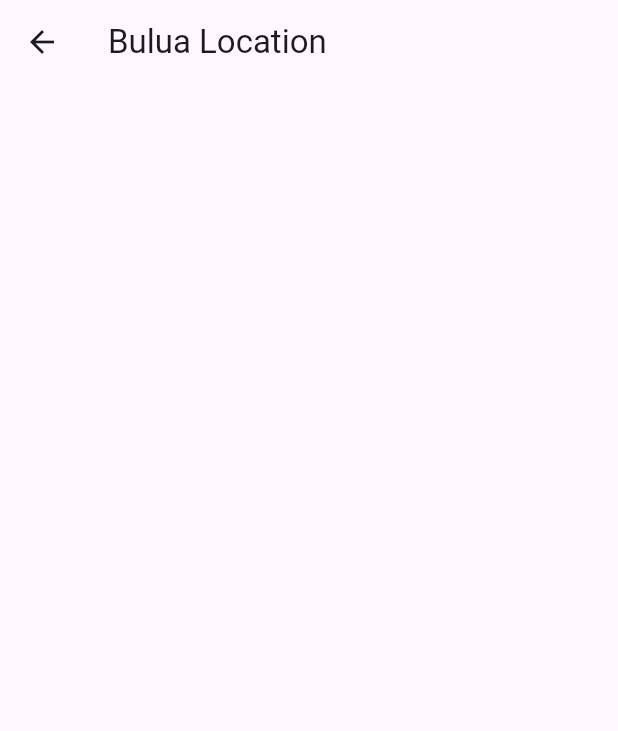
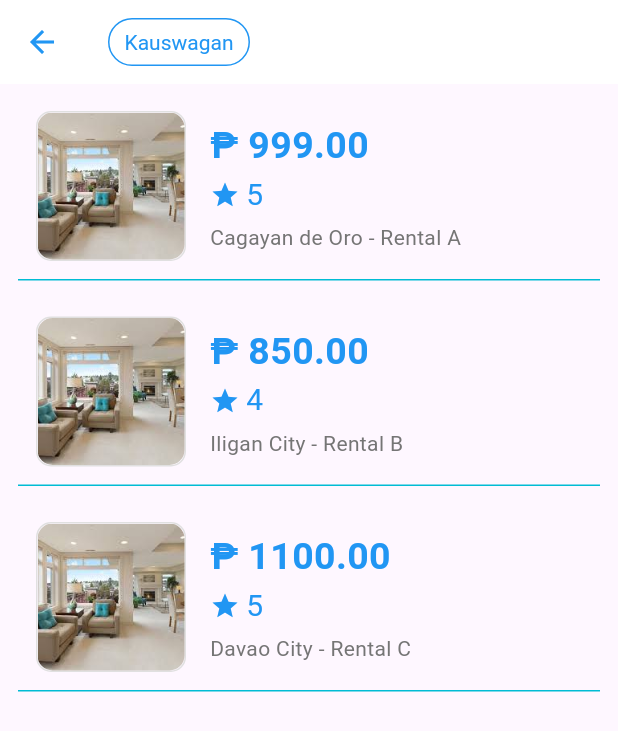
Before and after one commit to elRapha04/FRONTEND_CS2C-Group-3, a Flutter app: the KauswaganPage screen opened directly, on a phone screen of 412 x 824 dp. Shown: the top 731 px of the screen. Run offline on Flutter 3.47's test engine with Material 3 defaults, Android fonts, the light colour scheme and no system bars.

Commit message:
added rental list in kauswagan.dart

```diff
--- a/lib/pages/Rentals/RentalLocations/kauswagan.dart
+++ b/lib/pages/Rentals/RentalLocations/kauswagan.dart
@@ -1,14 +1,126 @@
 import 'package:flutter/material.dart';
 
+class RentalItem {
+  final String imagePath; // Path to asset image
+  final double price;
+  final int rating;
+  final String location;
+
+  RentalItem({
+    required this.imagePath,
+    required this.price,
+    required this.rating,
+    required this.location,
+  });
+}
+
 class KauswaganPage extends StatelessWidget {
-  const KauswaganPage({super.key});
+  final List<RentalItem> rentalItems = [
+    RentalItem(
+      imagePath: 'assets/Rent2.jpg',
+      price: 999.00,
+      rating: 5,
+      location: "Cagayan de Oro - Rental A",
+    ),
+    RentalItem(
+      imagePath: 'assets/Rent2.jpg',
+      price: 850.00,
+      rating: 4,
+      location: "Iligan City - Rental B",
+    ),
+    RentalItem(
+      imagePath: 'assets/Rent2.jpg',
+      price: 1100.00,
+      rating: 5,
+      location: "Davao City - Rental C",
+    ),
+  ];
 
   @override
   Widget build(BuildContext context) {
     return Scaffold(
       appBar: AppBar(
-        title: Text("Bulua Location"),
+        leading: BackButton(color: Colors.blue),
+        backgroundColor: Colors.white,
+        title: Container(
+          padding: EdgeInsets.symmetric(horizontal: 10, vertical: 6),
+          decoration: BoxDecoration(
+            border: Border.all(color: Colors.blue),
+            borderRadius: BorderRadius.circular(20),
+          ),
+          child: Text(
+            "Kauswagan",
+            style: TextStyle(color: Colors.blue, fontSize: 14),
+          ),
+        ),
+      ),
+      body: ListView.builder(
+        itemCount: rentalItems.length,
+        itemBuilder: (context, index) {
+          return RentalBox(item: rentalItems[index]);
+        },
       ),
     );
   }
 }
+
+class RentalBox extends StatelessWidget {
+  final RentalItem item;
+
+  const RentalBox({Key? key, required this.item}) : super(key: key);
+
+  @override
+  Widget build(BuildContext context) {
+    return Container(
+      margin: EdgeInsets.symmetric(horizontal: 12, vertical: 6),
+      decoration: BoxDecoration(
+        border: Border(
+          bottom: BorderSide(color: Colors.cyan),
+        ),
+      ),
+      child: Padding(
+        padding: const EdgeInsets.all(12.0),
+        child: Row(
+          children: [
+            Container(
+              width: 100,
+              height: 100,
+              decoration: BoxDecoration(
+                border: Border.all(color: Colors.grey.shade300),
+                borderRadius: BorderRadius.circular(10),
+              ),
+              child: ClipRRect(
+                borderRadius: BorderRadius.circular(10),
+                child: Image.asset(
+                  item.imagePath,
+                  fit: BoxFit.cover,
+                ),
+              ),
+            ),
+            SizedBox(width: 16),
+            Expanded(
+              child: Column(
+                crossAxisAlignment: CrossAxisAlignment.start,
+                children: [
+                  Text(
+                    "₱ ${item.price.toStringAsFixed(2)}",
+                    style: TextStyle(fontSize: 25, fontWeight: FontWeight.bold, color: Colors.blue),
+                  ),
+                  Row(
+                    children: [
+                      Icon(Icons.star, size: 20, color: Colors.blue),
+                      SizedBox(width: 4),
+                      Text("${item.rating}", style: TextStyle(color: Colors.blue, fontSize: 20,)),
+                    ],
+                  ),
+                  SizedBox(height: 4),
+                  Text(item.location, style: TextStyle(color: Colors.grey.shade600)),
+                ],
+              ),
+            ),
+          ],
+        ),
+      ),
+    );
+  }
+}
```
